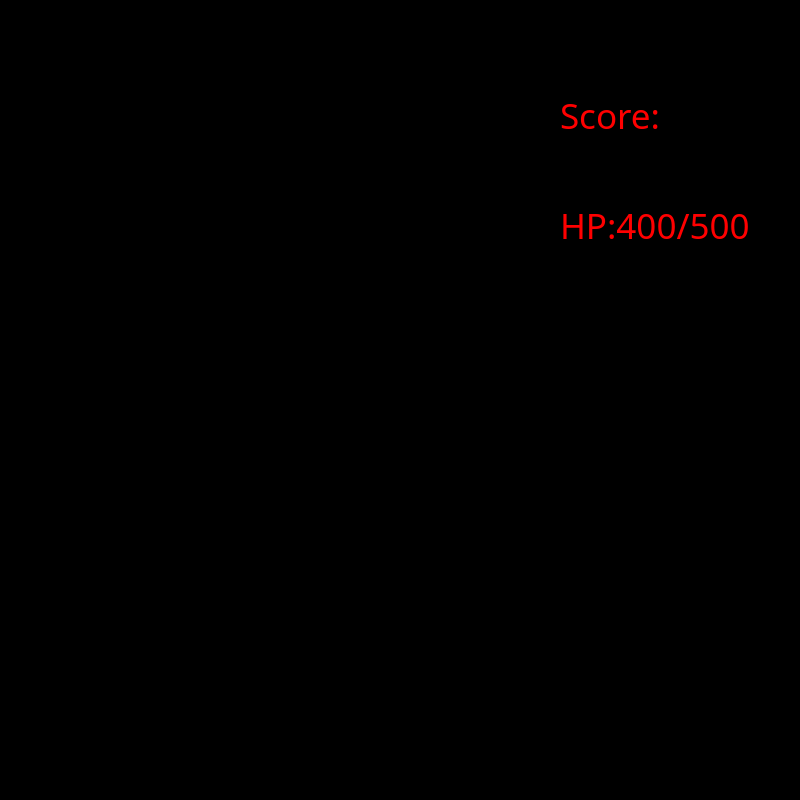
ForestOnTheLand/PlaneFight, file PlaneFight/BattleField.ui: the form before one commit.
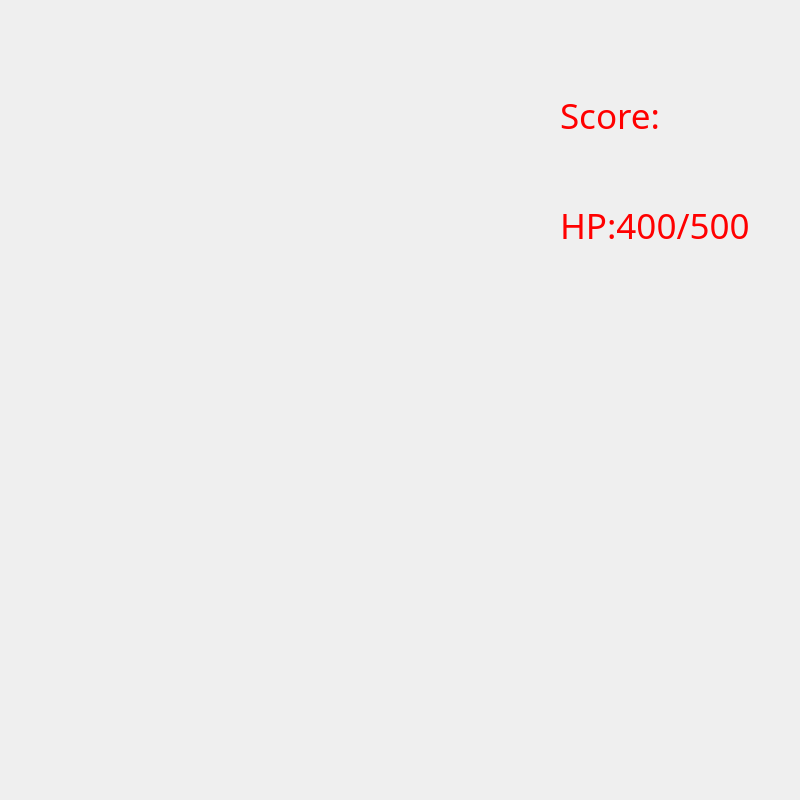
The form after the commit.

Patch:
```diff
--- a/PlaneFight/BattleField.ui
+++ b/PlaneFight/BattleField.ui
@@ -34,7 +34,7 @@
    <bool>false</bool>
   </property>
   <property name="styleSheet">
-   <string notr="true">#BattleFieldClass{background-color:rgb(0, 0, 0)}</string>
+   <string notr="true"/>
   </property>
   <widget class="QLabel" name="score_label">
    <property name="geometry">
@@ -56,7 +56,7 @@
     <enum>Qt::LeftToRight</enum>
    </property>
    <property name="styleSheet">
-    <string notr="true"/>
+    <string notr="true">color: rgb(255, 0, 0);</string>
    </property>
    <property name="text">
     <string>&lt;html&gt;&lt;head/&gt;&lt;body&gt;&lt;p&gt;&lt;span style=&quot; color:#ff0000;&quot;&gt;Score:&lt;/span&gt;&lt;/p&gt;&lt;/body&gt;&lt;/html&gt;</string>
@@ -78,10 +78,38 @@
      <italic>false</italic>
     </font>
    </property>
+   <property name="styleSheet">
+    <string notr="true">color: rgb(255, 0, 0);</string>
+   </property>
    <property name="text">
     <string>&lt;html&gt;&lt;head/&gt;&lt;body&gt;&lt;p&gt;&lt;span style=&quot; color:#ff0000;&quot;&gt;HP:400/500&lt;/span&gt;&lt;/p&gt;&lt;/body&gt;&lt;/html&gt;</string>
    </property>
   </widget>
+  <widget class="QLabel" name="msg_label">
+   <property name="geometry">
+    <rect>
+     <x>30</x>
+     <y>270</y>
+     <width>440</width>
+     <height>150</height>
+    </rect>
+   </property>
+   <property name="font">
+    <font>
+     <family>Jokerman</family>
+     <pointsize>36</pointsize>
+    </font>
+   </property>
+   <property name="styleSheet">
+    <string notr="true">color:rgb(255, 255, 127)</string>
+   </property>
+   <property name="text">
+    <string/>
+   </property>
+   <property name="alignment">
+    <set>Qt::AlignCenter</set>
+   </property>
+  </widget>
  </widget>
  <layoutdefault spacing="6" margin="11"/>
  <resources>
```
